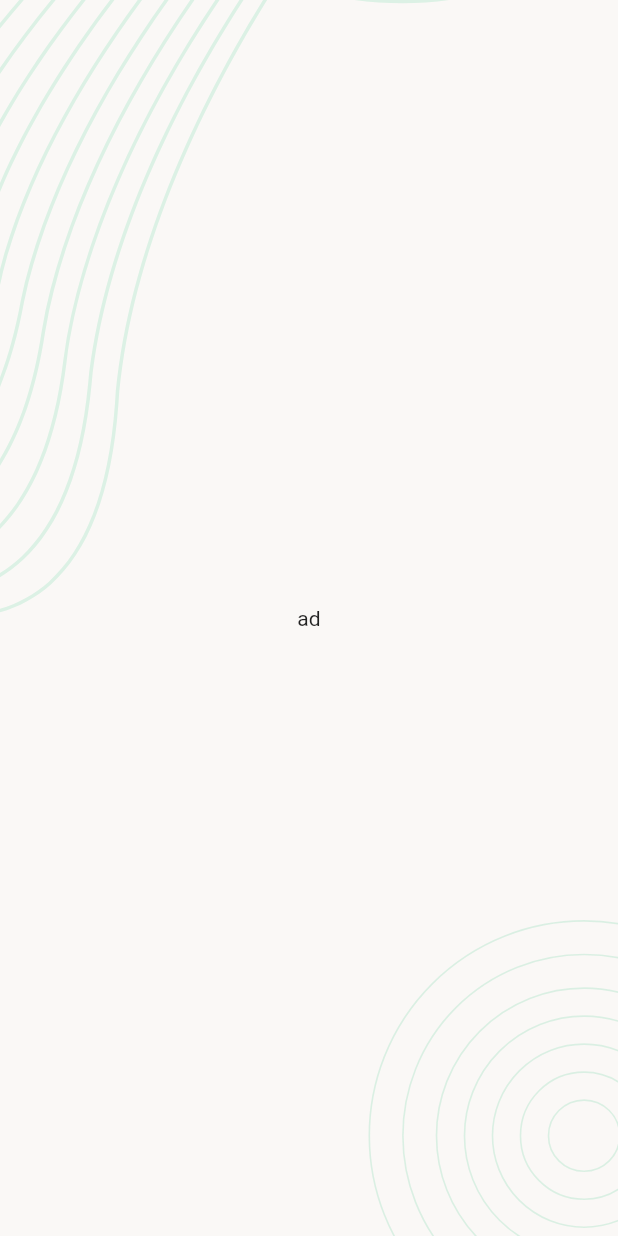
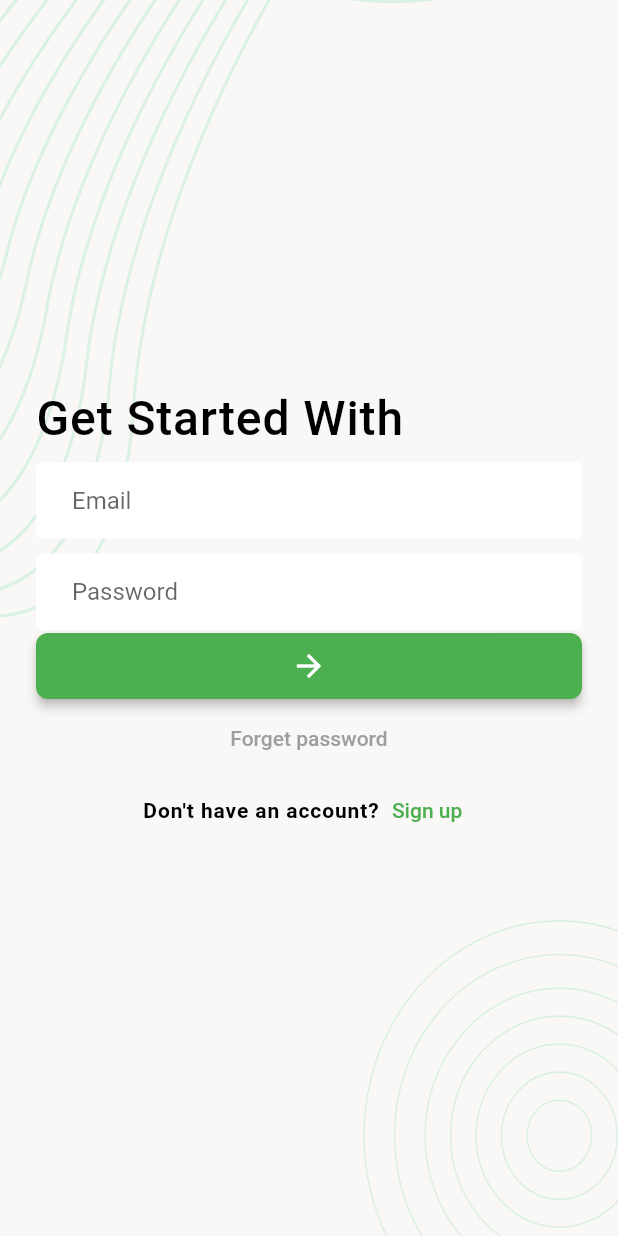
Before and after one commit to mehediFlutter/Task_Manager_With_API_V_2.0, a Flutter app: the screen it shows after launch, on a phone screen of 412 x 824 dp. Run offline on Flutter 3.47's test engine with Material 2 defaults, Android fonts, the phone set to English and light mode, and no system bars; our stand-ins replace flutter_svg.

```diff
--- a/lib/app.dart
+++ b/lib/app.dart
@@ -1,5 +1,4 @@
 import 'package:flutter/material.dart';
-import 'package:task_manager/ui/screens/splash_screen.dart';
 import 'package:task_manager/ui/screens/splash_screen.dart';
 
 class TaskManagerApp extends StatelessWidget {
@@ -10,13 +9,43 @@ class TaskManagerApp extends StatelessWidget {
     return MaterialApp(
       title: 'Task Manager',
       theme: ThemeData(
+        primarySwatch: Colors.green,
         brightness: Brightness.light,
+        inputDecorationTheme: const InputDecorationTheme(
+          filled: true,
+          fillColor: Colors.white,
+          contentPadding: EdgeInsets.symmetric(horizontal: 24, vertical: 16),
+          border: OutlineInputBorder(borderSide: BorderSide.none),
+        ),
+        elevatedButtonTheme: ElevatedButtonThemeData(
+          style: ElevatedButton.styleFrom(
+            padding: const EdgeInsets.symmetric(vertical: 10),
+            elevation: 3,
+            shape: RoundedRectangleBorder(
+              borderRadius: BorderRadius.circular(8),
+            ),
+            fixedSize: const Size.fromWidth(double.infinity),
+          ),
+        ),
+        textTheme: const TextTheme(
+          titleLarge: TextStyle(
+            fontSize: 32,
+            color: Colors.black,
+            fontWeight: FontWeight.w500,
+            letterSpacing: 0.6,
+          ),
+          titleSmall: TextStyle(
+            fontWeight: FontWeight.w600,
+            letterSpacing: 0.6,
+
+          ),
+        ),
       ),
       darkTheme: ThemeData(
         brightness: Brightness.dark,
       ),
       themeMode: ThemeMode.light,
-      home: SplashScreen(),
+      home: const SplashScreen(),
     );
   }
 }
--- /dev/null
+++ b/lib/ui/screens/email_verification_screen.dart
@@ -0,0 +1,36 @@
+import 'package:flutter/material.dart';
+
+class EmailVerificationScreen extends StatelessWidget {
+  const EmailVerificationScreen({super.key});
+
+  @override
+  Widget build(BuildContext context) {
+    return Scaffold(
+      body: SafeArea(
+        child: Column(
+          children: [
+            Text(
+                    "Get Started With",
+                  style: Theme.of(context).textTheme.titleLarge,
+                  ),
+                  const SizedBox(
+                    height: 10,
+                  ),
+                  const TextField(
+                    decoration: InputDecoration(
+                      hintText: "Email",
+                    ),
+                  ),
+                  const SizedBox(
+                    height: 10,
+                  ),
+                  const TextField(
+                    decoration: InputDecoration(hintText: "Password"),
+                  ),
+
+          ],
+        )
+        ),
+    );
+  }
+}
--- a/lib/ui/screens/login_screen.dart
+++ b/lib/ui/screens/login_screen.dart
@@ -1,6 +1,7 @@
 import 'package:flutter/material.dart';
 import 'package:flutter_svg/svg.dart';
 import 'package:task_manager/ui/utils/assets_utils.dart';
+import 'package:task_manager/ui/widgets/screen_background.dart';
 
 class LoginScreen extends StatelessWidget {
   const LoginScreen({super.key});
@@ -8,34 +9,55 @@ class LoginScreen extends StatelessWidget {
   @override
   Widget build(BuildContext context) {
     return Scaffold(
-      body: ScreenBackground(
-        child: Center(
-          child: Text("ad"),
-        ),
-        )
-    );
+        body: ScreenBackground(
+            child: Padding(
+              padding: const EdgeInsets.all(24.0),
+              child: Column(
+                mainAxisAlignment: MainAxisAlignment.center,
+                crossAxisAlignment: CrossAxisAlignment.start,
+                children: [
+                   Text(
+                    "Get Started With",
+                  style: Theme.of(context).textTheme.titleLarge,
+                  ),
+                  const SizedBox(
+                    height: 10,
+                  ),
+                  const TextField(
+                    decoration: InputDecoration(
+                      hintText: "Email",
+                    ),
+                  ),
+                  const SizedBox(
+                    height: 10,
+                  ),
+                  const TextField(
+                    decoration: InputDecoration(hintText: "Password"),
+                  ),
+                  SizedBox(
+                    width: double.infinity,
+                    child: ElevatedButton(
+                        onPressed: () {}, child: const Icon(Icons.arrow_forward)),
+                  ),
+                  Center(
+                    child: TextButton(
+                      onPressed: () {},
+                      child:  Text(
+                        "Forget password",
+                        style: TextStyle(color: Colors.grey),
+
+                      ),
+                    ),
+                  ),
+                  Row(
+                    mainAxisAlignment: MainAxisAlignment.center,
+                    children: [
+                       Text("Don't have an account?",style: Theme.of(context).textTheme.titleSmall,),
+                      TextButton(onPressed: () {}, child: const Text("Sign up")),
+                    ],
+                  ),
+                ],
+              ),
+            )));
   }
 }
-
-
-
-class ScreenBackground extends StatelessWidget {
-  final Widget child;
-  const ScreenBackground({super.key, required this.child});
-
-  @override
-  Widget build(BuildContext context) {
-    return Stack(
-      children: [
-         SizedBox(
-            width: double.infinity,
-            height: double.infinity,
-            child: SvgPicture.asset(AssetsUtils.backgroundSVG,fit: BoxFit.fitHeight,),
-
-          ),
-           child
-
-      ],
-    );
-  }
-}
--- a/lib/ui/screens/splash_screen.dart
+++ b/lib/ui/screens/splash_screen.dart
@@ -2,6 +2,7 @@ import 'package:flutter/material.dart';
 import 'package:flutter_svg/flutter_svg.dart';
 import 'package:task_manager/ui/screens/login_screen.dart';
 import 'package:task_manager/ui/utils/assets_utils.dart';
+import 'package:task_manager/ui/widgets/screen_background.dart';
 
 class SplashScreen extends StatefulWidget {
   const SplashScreen({super.key});
@@ -10,9 +11,7 @@ class SplashScreen extends StatefulWidget {
   State<SplashScreen> createState() => _SplashScreenState();
 }
 
-
 class _SplashScreenState extends State<SplashScreen> {
-
   @override
   void initState() {
     // TODO: implement initState
@@ -20,29 +19,21 @@ class _SplashScreenState extends State<SplashScreen> {
     navigateToLogin();
   }
 
-  void navigateToLogin(){
-    Future.delayed(Duration(seconds: 2)).then((_) =>Navigator.pushAndRemoveUntil(
-      context, MaterialPageRoute(builder: (context)=>const LoginScreen()),
-      (route) => false) );
-
+  void navigateToLogin() {
+    Future.delayed(Duration(seconds: 2)).then((_) =>
+        Navigator.pushAndRemoveUntil(
+            context,
+            MaterialPageRoute(builder: (context) => const LoginScreen()),
+            (route) => false));
   }
 
   @override
   Widget build(BuildContext context) {
     return Scaffold(
-      body: Stack(
-        children: [
-
-          SizedBox(
-            width: double.infinity,
-            height: double.infinity,
-            child: SvgPicture.asset(AssetsUtils.backgroundSVG,fit: BoxFit.fitHeight,),
-          ),
-          Center(
-          child: SvgPicture.asset(AssetsUtils.logoSVG,height:80,width: 100,fit:BoxFit.scaleDown),
+      body: ScreenBackground(
+        child: Center(
+          child: SvgPicture.asset(AssetsUtils.logoSVG),
         ),
-
-        ],
       ),
     );
   }
--- a/lib/ui/widgets/screen_background.dart
+++ b/lib/ui/widgets/screen_background.dart
@@ -0,0 +1,24 @@
+import 'package:flutter/material.dart';
+import 'package:flutter_svg/svg.dart';
+import 'package:task_manager/ui/utils/assets_utils.dart';
+
+class ScreenBackground extends StatelessWidget {
+  final Widget child;
+  const ScreenBackground({super.key, required this.child});
+
+  @override
+  Widget build(BuildContext context) {
+    return Stack(
+      children: [
+         SizedBox(
+            width: double.infinity,
+            height: double.infinity,
+            child: SvgPicture.asset(AssetsUtils.backgroundSVG,fit: BoxFit.fill,),
+
+          ),
+           SafeArea(child: child),
+
+      ],
+    );
+  }
+}
```
